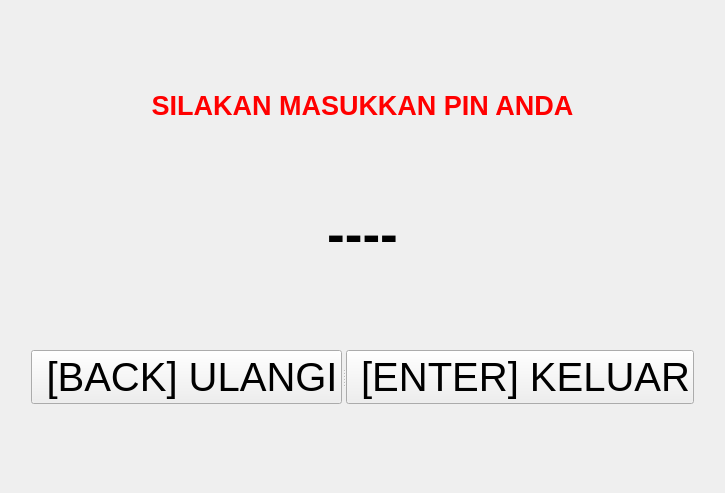
rahmatcmos/atmb, file input-pin.ui: the form before one commit.
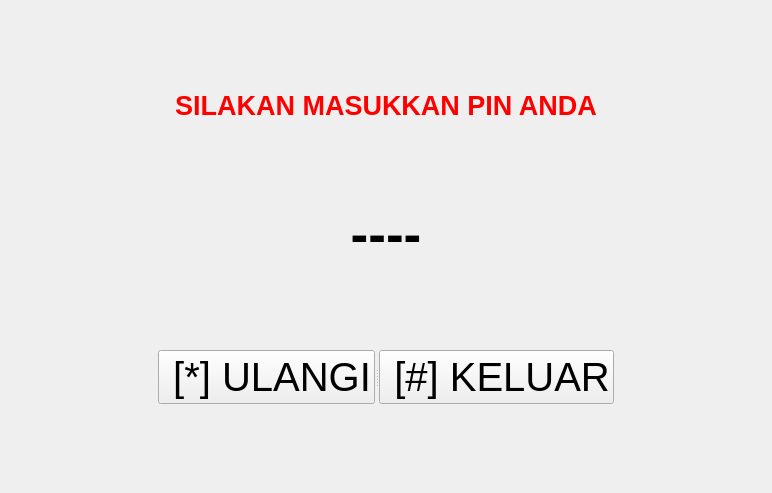
The form after the commit.

Patch:
```diff
--- a/input-pin.ui
+++ b/input-pin.ui
@@ -6,7 +6,7 @@
    <rect>
     <x>0</x>
     <y>0</y>
-    <width>725</width>
+    <width>772</width>
     <height>493</height>
    </rect>
   </property>
@@ -120,7 +120,7 @@
          </font>
         </property>
         <property name="text">
-         <string> [BACK] ULANGI</string>
+         <string> [*] ULANGI</string>
         </property>
        </widget>
        <widget class="QPushButton" name="selesai_btn">
@@ -130,7 +130,7 @@
          </font>
         </property>
         <property name="text">
-         <string> [ENTER] KELUAR</string>
+         <string> [#] KELUAR</string>
         </property>
        </widget>
       </widget>
```
